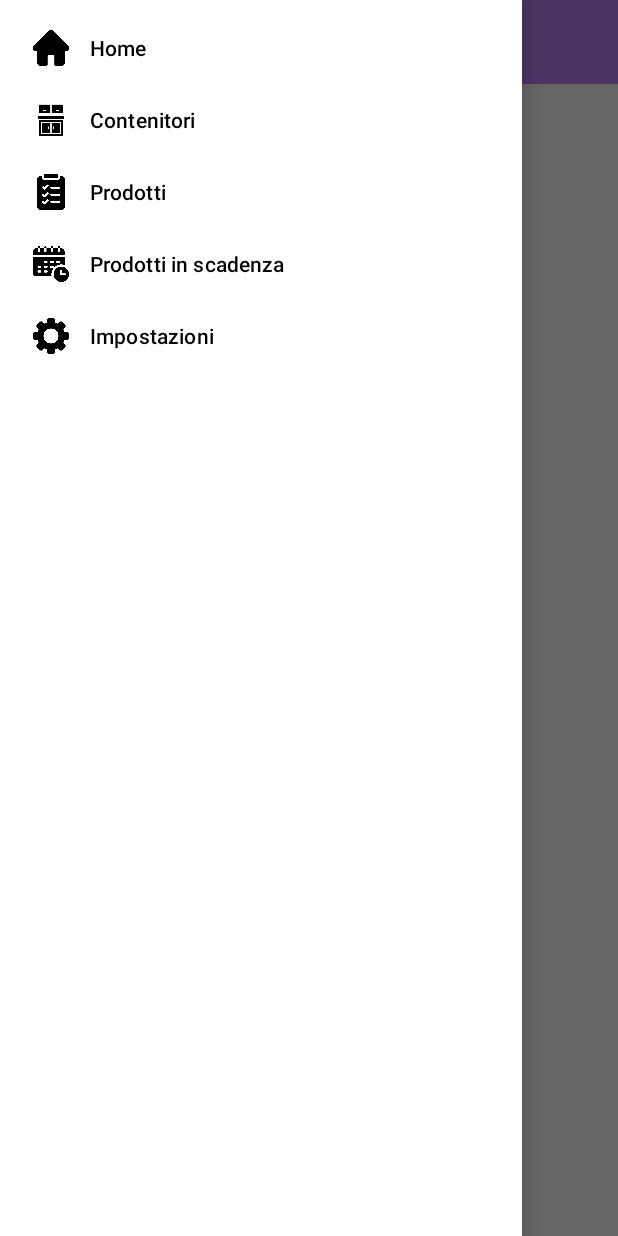
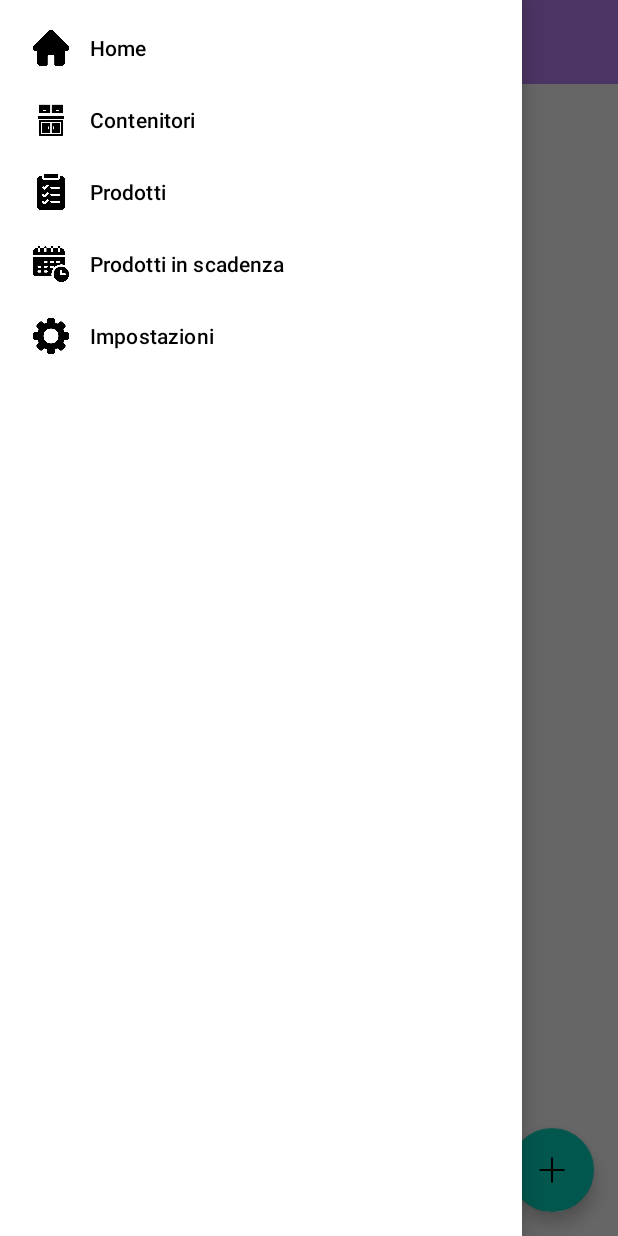
Before and after one commit to MrAsiimov/Pantry, an Android app built with Jetpack Compose: the AddContainerActivity screen opened directly, with no data from a screen before it, with the side drawer open, on a phone screen of 412 x 824 dp. Run offline under Robolectric (Android 15) with nearby library versions, the phone set to English and light mode, and no system bars; our stand-ins replace Room's generated code.

Commit message:
Created recyclerView in addcontainer Fixed layout on main activity Created setupAddcontainerButton and setupRecyclerView in AddContainerActivity.kt Created container database with relative dao Created adapter for container item Updated database Updated setupContainerDropdown to read item from database

```diff
--- /dev/null
+++ b/app/src/main/java/com/luca/pantry/Adapter/ContainerAdapter.kt
@@ -0,0 +1,32 @@
+package com.luca.pantry.Adapter
+
+import android.view.LayoutInflater
+import android.view.View
+import android.view.ViewGroup
+import androidx.recyclerview.widget.RecyclerView
+import com.luca.pantry.EntityDB.Container
+import com.luca.pantry.R
+import android.widget.TextView
+
+class ContainerAdapter(private var containers: List<Container>): RecyclerView.Adapter<ContainerAdapter.ContainerViewHolder>() {
+    class ContainerViewHolder(itemView: View) : RecyclerView.ViewHolder(itemView) {
+        val name = itemView.findViewById<TextView>(R.id.text_container_nome)
+    }
+
+    override fun onCreateViewHolder(parent: ViewGroup, viewType: Int): ContainerViewHolder {
+        val view = LayoutInflater.from(parent.context).inflate(R.layout.item_container, parent, false)
+        return ContainerViewHolder(view)
+    }
+
+    override fun onBindViewHolder(holder: ContainerViewHolder, position: Int) {
+        holder.name.text = containers[position].nameContainer
+    }
+
+    override fun getItemCount(): Int = containers.size
+
+    fun updateData(newContainers: List<Container>) {
+        containers = newContainers
+        notifyDataSetChanged()
+    }
+
+}
--- a/app/src/main/java/com/luca/pantry/ProdottoAdapter.kt
+++ b/app/src/main/java/com/luca/pantry/Adapter/ProdottoAdapter.kt
@@ -1,4 +1,4 @@
-package com.luca.pantry
+package com.luca.pantry.Adapter
 
 import android.view.LayoutInflater
 import android.view.View
--- a/app/src/main/java/com/luca/pantry/Add/AddContainerActivity.kt
+++ b/app/src/main/java/com/luca/pantry/Add/AddContainerActivity.kt
@@ -1,6 +1,7 @@
 package com.luca.pantry.Add
 
 import android.os.Bundle
+import android.widget.Toast
 import androidx.activity.ComponentActivity
 import androidx.activity.compose.setContent
 import androidx.activity.enableEdgeToEdge
@@ -11,21 +12,66 @@ import androidx.compose.material3.Text
 import androidx.compose.runtime.Composable
 import androidx.compose.ui.Modifier
 import androidx.compose.ui.tooling.preview.Preview
+import androidx.lifecycle.lifecycleScope
+import androidx.recyclerview.widget.GridLayoutManager
+import androidx.recyclerview.widget.LinearLayoutManager
+import androidx.recyclerview.widget.RecyclerView
+import com.google.android.material.floatingactionbutton.FloatingActionButton
+import com.luca.pantry.Adapter.ContainerAdapter
 import com.luca.pantry.ui.theme.PantryTheme
 import com.luca.pantry.BaseActivity
+import com.luca.pantry.EntityDB.Container
+import com.luca.pantry.EntityDB.Prodotto
+import com.luca.pantry.PantryApp
 import com.luca.pantry.R
+import kotlinx.coroutines.launch
 
 class AddContainerActivity : BaseActivity() {
+    private val adapter = ContainerAdapter(emptyList())
+
     override fun onCreate(savedInstanceState: Bundle?) {
         super.onCreate(savedInstanceState)
 
         setContentView(R.layout.activity_addcontainer)
 
         setTextHeader("Aggiungi contenitore")
+
+        val recyclerView = findViewById<RecyclerView>(R.id.recycler_container)
+        recyclerView.layoutManager = GridLayoutManager(this, 2)
+        recyclerView.adapter = adapter
+        setupRecyclerView()
+
+        setupAddcontainerButton()
     }
 
     override fun onResume() {
         super.onResume()
 
     }
+
+    private fun setupAddcontainerButton() {
+        val add_container_button = findViewById<FloatingActionButton>(R.id.add_button_container)
+        val a = "banana"
+        var i = 0
+
+        add_container_button.setOnClickListener {
+            val nome = a + i.toString()
+            val containerName = Container(
+                nome
+            )
+            i++
+
+            lifecycleScope.launch {
+                PantryApp.database.containerDao().addContainer(containerName)
+            }
+            Toast.makeText(this, "Contenitore add premuto", Toast.LENGTH_SHORT).show()
+        }
+    }
+
+    private fun setupRecyclerView() {
+        lifecycleScope.launch {
+            val containers = PantryApp.database.containerDao().getAllContainers()
+            adapter.updateData(containers)
+        }
+    }
 }
--- a/app/src/main/java/com/luca/pantry/Database/DatabaseApp.kt
+++ b/app/src/main/java/com/luca/pantry/Database/DatabaseApp.kt
@@ -3,9 +3,13 @@ package com.luca.pantry.Database
 import androidx.room.Database
 import androidx.room.RoomDatabase
 import com.luca.pantry.EntityDB.Prodotto
+import com.luca.pantry.EntityDB.Container
+import com.luca.pantry.dao.ContainerDao
 import com.luca.pantry.dao.ProdottoDao
 
-@Database(entities = [Prodotto::class], version = 1)
+@Database(entities = [Prodotto::class, Container::class], version = 2)
 abstract class DatabaseApp : RoomDatabase() {
     abstract fun prodottoDao(): ProdottoDao
+
+    abstract fun containerDao(): ContainerDao
 }
--- a/app/src/main/java/com/luca/pantry/MainActivity.kt
+++ b/app/src/main/java/com/luca/pantry/MainActivity.kt
@@ -4,12 +4,12 @@ import android.content.Context
 import android.content.Intent
 import android.os.Bundle
 import android.widget.ImageButton
-import android.widget.Toast
 import androidx.appcompat.app.AppCompatDelegate
 import androidx.appcompat.widget.PopupMenu
 import androidx.lifecycle.lifecycleScope
 import androidx.recyclerview.widget.LinearLayoutManager
 import androidx.recyclerview.widget.RecyclerView
+import com.luca.pantry.Adapter.ProdottoAdapter
 import com.luca.pantry.Add.AddContainerActivity
 import com.luca.pantry.Add.AddItemActivity
 import kotlinx.coroutines.launch
@@ -18,8 +18,9 @@ import java.util.Calendar
 import java.util.Date
 import java.util.Locale
 
-private var adapter = ProdottoAdapter(emptyList())
 class MainActivity : BaseActivity() {
+    private var adapter = ProdottoAdapter(emptyList())
+
     override fun onCreate(savedInstanceState: Bundle?) {
         super.onCreate(savedInstanceState)
 
--- a/app/src/main/java/com/luca/pantry/PantryApp.kt
+++ b/app/src/main/java/com/luca/pantry/PantryApp.kt
@@ -3,6 +3,7 @@ package com.luca.pantry
 import android.app.Application
 import androidx.room.Room
 import com.luca.pantry.Database.DatabaseApp
+import com.luca.pantry.dao.ContainerDao
 
 class PantryApp: Application() {
     companion object {
@@ -19,4 +20,7 @@ class PantryApp: Application() {
             "pantry_database"
         ).build()
     }
+
+    val containerDao: ContainerDao
+        get() = database.containerDao()
 }
--- /dev/null
+++ b/app/src/main/java/com/luca/pantry/dao/ContainerDao.kt
@@ -0,0 +1,15 @@
+package com.luca.pantry.dao
+
+import androidx.room.Dao
+import androidx.room.Insert
+import androidx.room.Query
+import com.luca.pantry.EntityDB.Container
+
+@Dao
+interface ContainerDao {
+    @Insert
+    suspend fun addContainer(container: Container)
+
+    @Query("SELECT * FROM containers")
+    suspend fun getAllContainers(): List<Container>
+}
--- a/app/src/main/res/layout/activity_addcontainer.xml
+++ b/app/src/main/res/layout/activity_addcontainer.xml
@@ -1,5 +1,5 @@
 <?xml version="1.0" encoding="utf-8"?>
-<androidx.constraintlayout.widget.ConstraintLayout
+<RelativeLayout
     xmlns:android="http://schemas.android.com/apk/res/android"
     xmlns:tools="http://schemas.android.com/tools"
     xmlns:app="http://schemas.android.com/apk/res-auto"
@@ -9,11 +9,22 @@
     android:fitsSystemWindows="true"
     tools:context=".MainActivity">
 
-    <TextView
-        android:id="@+id/textView"
-        android:layout_width="wrap_content"
-        android:layout_height="wrap_content"
-        android:text="TextView"
-        tools:layout_editor_absoluteX="118dp"
-        tools:layout_editor_absoluteY="161dp" />
-</androidx.constraintlayout.widget.ConstraintLayout>
+
+    <androidx.recyclerview.widget.RecyclerView
+        android:id="@+id/recycler_container"
+        android:layout_width="match_parent"
+        android:layout_height="match_parent"
+        android:padding="16dp"
+        android:clipToPadding="false" />
+
+    <com.google.android.material.floatingactionbutton.FloatingActionButton
+        android:id="@+id/add_button_container"
+        android:layout_width="@dimen/round_button_size"
+        android:layout_height="@dimen/round_button_size"
+        android:layout_margin="@dimen/button_margin"
+        android:layout_alignParentBottom="true"
+        android:layout_alignParentEnd="true"
+        android:background="@drawable/round_add_button_home"
+        android:clickable="true"
+        app:srcCompat="@drawable/ic_plus" />
+</RelativeLayout>
--- a/app/src/main/res/layout/activity_main.xml
+++ b/app/src/main/res/layout/activity_main.xml
@@ -15,8 +15,7 @@
         android:layout_height="wrap_content"
         app:layout_constraintStart_toStartOf="parent"
         app:layout_constraintTop_toTopOf="parent"
-        app:layout_constraintBottom_toTopOf="@+id/add_button_home"
-        android:paddingTop="35dp">
+        android:paddingBottom="35dp">
 
     </androidx.recyclerview.widget.RecyclerView>
 
```
Also changed, not shown: app/src/main/java/com/luca/pantry/EntityDB/Container.kt (added, +10 -0 lines), app/src/main/java/com/luca/pantry/fragment/ContainerFragment.kt (added, +24 -0 lines), app/src/main/java/com/luca/pantry/fragment/ItemFragment.kt (+6 -1 lines), app/src/main/res/layout/fragment_container.xml (added, +10 -0 lines), app/src/main/res/layout/item_container.xml (added, +18 -0 lines).
